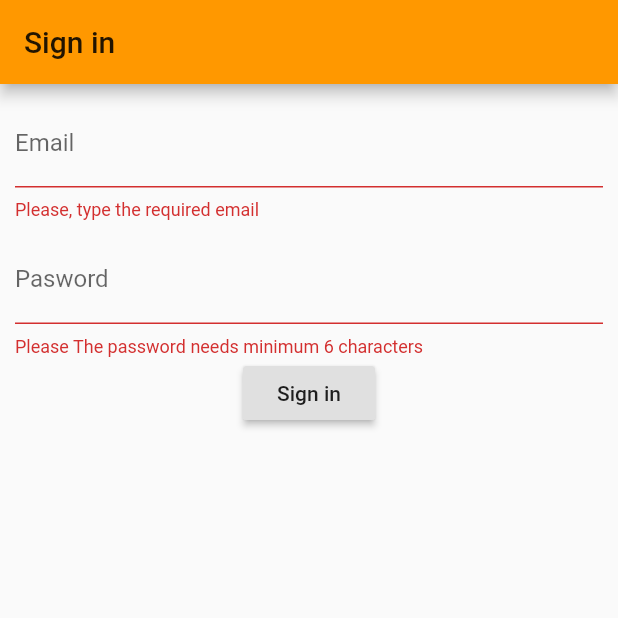
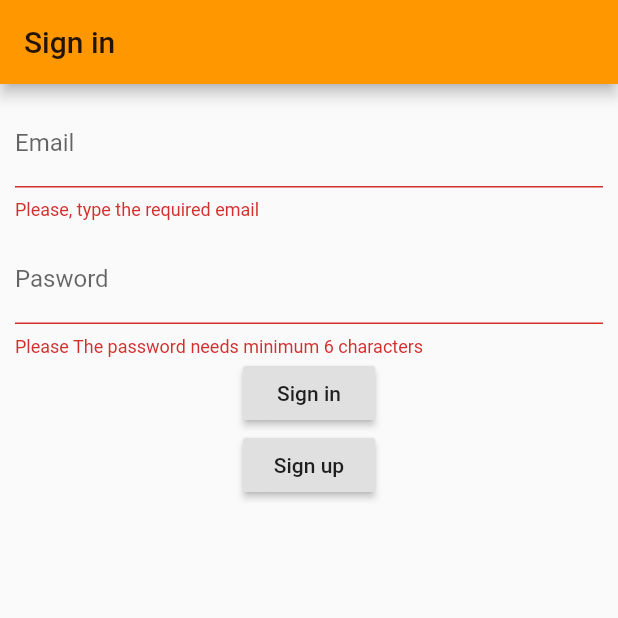
Before and after one commit to Hinox13/Cosas, a Flutter app: the screen it shows after launch, after a tap on "Sign in", on a phone screen of 412 x 824 dp, the top half of it. Run offline on Flutter 3.47's test engine with Material 2 defaults, Android fonts, the phone set to English and light mode, and no system bars; our stand-ins replace cloud_firestore, firebase_auth, flutter_time_picker_spinner, qr_flutter, table_calendar; accounts and stored records are empty.

Commit message:
Scaffold Sign Up Created

```diff
--- /dev/null
+++ b/lib/Layout/Login/Signin.dart
@@ -0,0 +1,94 @@
+import 'package:cloud_firestore/cloud_firestore.dart';
+import 'package:flutter/material.dart';
+import 'package:firebase_auth/firebase_auth.dart';
+import 'package:projecte_visual/Layout/Login/Signup.dart';
+import 'package:projecte_visual/Layout/Main_Screen/Main_Screen.dart';
+
+class LoginScreen extends StatefulWidget {
+  @override
+  _LoginScreenState createState() => _LoginScreenState();
+}
+
+class _LoginScreenState extends State<LoginScreen> {
+  String _password, _email;
+  final GlobalKey<FormState> formKey = GlobalKey<FormState>();
+
+//Nota: implemento el  TextFormField perque ens permét validar
+// info: https://flutter.dev/docs/cookbook/forms/validation
+//concepte bàsic ---> Form() permét validar el contingut dels TextFormFields
+
+
+
+Future<void> signIn()async{
+  FormState formState= formKey.currentState;
+  if(formState.validate()){
+    print('valid');
+    formState.save();
+    try{
+    FirebaseUser user= await FirebaseAuth.instance.signInWithEmailAndPassword(email:_email, password:_password);
+    print(user.uid);
+    Navigator.of(context).push(MaterialPageRoute(builder: (context) => MainScreen(user:user)));
+    }catch(e){print(e.toString());}
+  }else{print('no valido ${_email}, ${_password}');}
+
+}
+
+
+
+  @override
+  Widget build(BuildContext context) {
+    return Scaffold(
+      appBar: AppBar(
+        title: Text('Sign in'),
+      ),
+      body:Padding(
+        padding: const EdgeInsets.all(10.0),
+        child: Form(
+            key:formKey,
+            child: Column(
+              children: <Widget>[
+                TextFormField(
+                  validator:(input) {
+                    if (input.isEmpty) {
+                      return 'Please, type the required email';
+                    }else return null;
+                  },
+                  onSaved: (input) => _email = input,
+                  decoration: InputDecoration(
+                    labelText: 'Email',
+                  ),
+                ),
+                SizedBox(height: 10),
+                TextFormField(
+                  obscureText: true,
+                  validator: (input) {
+                    if (input.length <6) {
+                      return 'Please The password needs minimum 6 characters';
+                    }else return null;
+                  },
+                  onSaved: (input) => _password = input,
+                  decoration: InputDecoration(
+                    labelText: 'Pasword',
+                  ),
+
+                ),
+                RaisedButton(
+                  onPressed:signIn,
+                  child: Text('Sign in'),
+                ),
+
+                RaisedButton(
+                  onPressed:(){
+                    Navigator.of(context).push(MaterialPageRoute(builder: (context) =>SignUpScreen()));
+                  },
+                  child: Text('Sign up'),
+                ),
+              ],
+            ),
+          ),
+      ),
+
+    );
+  }
+
+}
--- a/lib/main.dart
+++ b/lib/main.dart
@@ -1,5 +1,5 @@
 import 'package:flutter/material.dart';
-import 'package:projecte_visual/Layout/Login/Login.dart';
+import 'package:projecte_visual/Layout/Login/Signin.dart';
 import 'package:projecte_visual/Layout/Main_Screen/Main_Screen.dart';
 import 'package:cloud_firestore/cloud_firestore.dart';
 import 'package:projecte_visual/Layout/User_Calendar/User_Calendar.dart';
```
Also changed, not shown: lib/Layout/Login/Signup.dart (renamed from lib/Layout/Login/Login.dart, +30 -29 lines).
